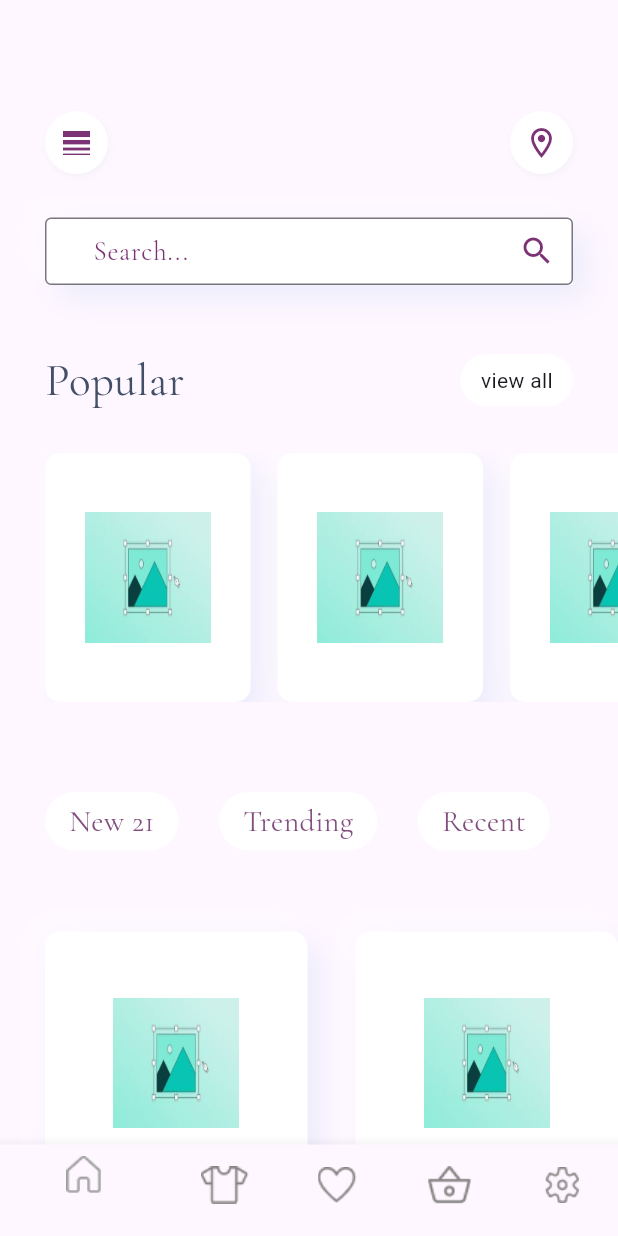
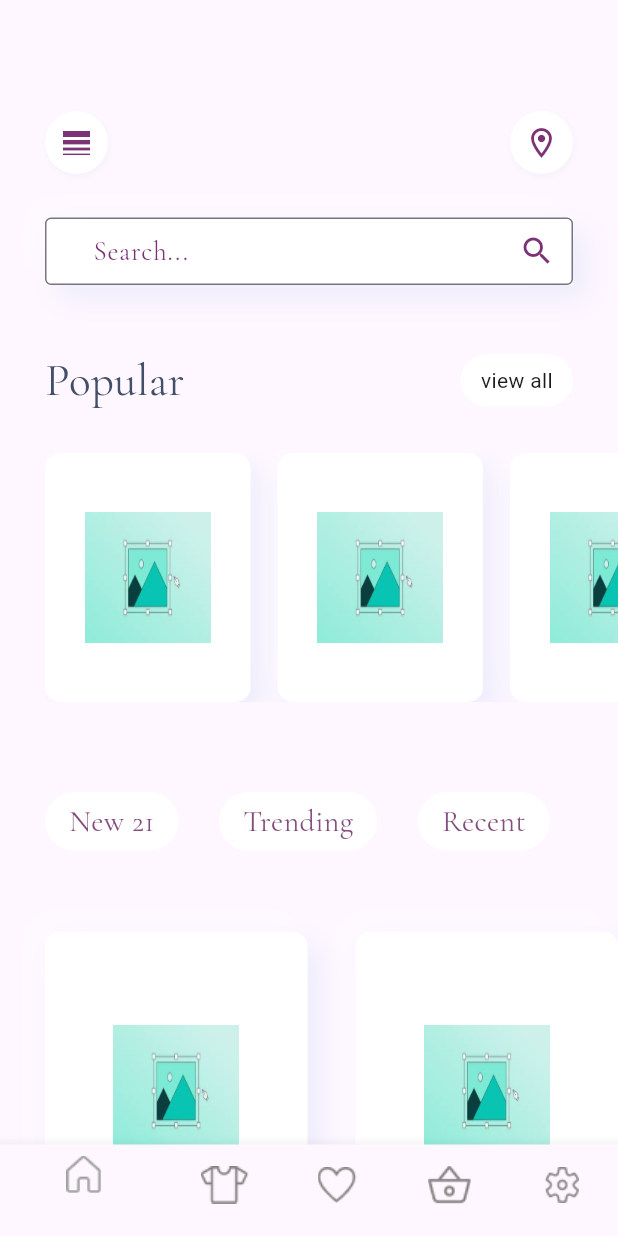
Before and after one commit to Mirhabil/Ecommerce_flutter, a Flutter app: the ScaffoldSecond screen opened directly, on a phone screen of 412 x 824 dp. Run offline on Flutter 3.47's test engine with Material 3 defaults, Android fonts, the phone set to English and light mode, and no system bars; our stand-ins replace google_fonts; missing offline and left inert: dart:ffi.

Commit message:
bugfix: Fix GridView

```diff
--- a/lib/custom_widgets/Product_Item.dart
+++ b/lib/custom_widgets/Product_Item.dart
@@ -6,7 +6,7 @@ class ProductItem extends StatelessWidget {
   double widthOfContainer;
   double heightOfContainer;
 
-  ProductItem(this.imageName,this.widthOfContainer,this.heightOfContainer);
+  ProductItem({ required this.imageName, required this.widthOfContainer, required this.heightOfContainer});
 
   @override
   Widget build(BuildContext context) {
@@ -16,14 +16,13 @@ class ProductItem extends StatelessWidget {
       isCenterColumn: true,
       textFieldWidgetList: [
         Center(
-          child:Image.asset(
+          child: Image.asset(
             imageName,
             width: 84,
             height: 87,
             fit: BoxFit.fill,
           ),
-        )
-
+        ),
       ],
     );
   }
--- a/lib/screens/Category_Screen.dart
+++ b/lib/screens/Category_Screen.dart
@@ -14,8 +14,9 @@ class CategoryScreen extends StatelessWidget {
   @override
   Widget build(BuildContext context) {
     return Padding(
-        padding: EdgeInsets.only(top: 75),
+        padding: EdgeInsets.only(left: 30,right: 30,top: 75),
         child: Column(
+          crossAxisAlignment: CrossAxisAlignment.stretch,
           children: [
             CustomSearchWidget(),
             SizedBox(height: 44),
@@ -28,7 +29,7 @@ class CategoryScreen extends StatelessWidget {
                   crossAxisCount: 2,
                   crossAxisSpacing: 25,
                   mainAxisSpacing: 49,
-                  childAspectRatio: 0.76,
+                  // childAspectRatio: 0.76,
                 ),
                 itemCount: categoryItemsList.length,
                 itemBuilder: (context, index) {
--- a/lib/screens/Home_Screen.dart
+++ b/lib/screens/Home_Screen.dart
@@ -82,7 +82,7 @@ class HomeScreen extends StatelessWidget {
                 itemBuilder: (context, index) {
                   return Padding(
                     padding: EdgeInsets.only(left: index != 0 ? 18 : 0),
-                    child: ProductItem(imagesList[index], 137, 166),
+                    child: ProductItem(imageName:  imagesList[index], widthOfContainer: 137, heightOfContainer: 166),
                   );
                 },
               ),
@@ -92,9 +92,10 @@ class HomeScreen extends StatelessWidget {
             SizedBox(height: 54),
 
             MediaQuery.removePadding(
-              removeTop: true,
+              removeTop: false,
               context: context,
               child: GridView.builder(
+                padding: EdgeInsets.zero,
                 physics: NeverScrollableScrollPhysics(),
                 shrinkWrap: true,
                 itemCount: imagesList.length,
@@ -102,9 +103,10 @@ class HomeScreen extends StatelessWidget {
                   crossAxisCount: 2,
                   crossAxisSpacing: 32,
                   mainAxisSpacing: 22,
+                  childAspectRatio: 197/239
                 ),
                 itemBuilder: (context, index) {
-                  return ProductItem(imagesList[index], 197, 239);
+                  return ProductItem(imageName:  imagesList[index], widthOfContainer:  197,  heightOfContainer: 239);
                 },
               ),
             ),
```
Also changed, not shown: lib/custom_widgets/Category_Item.dart (+9 -5 lines).
